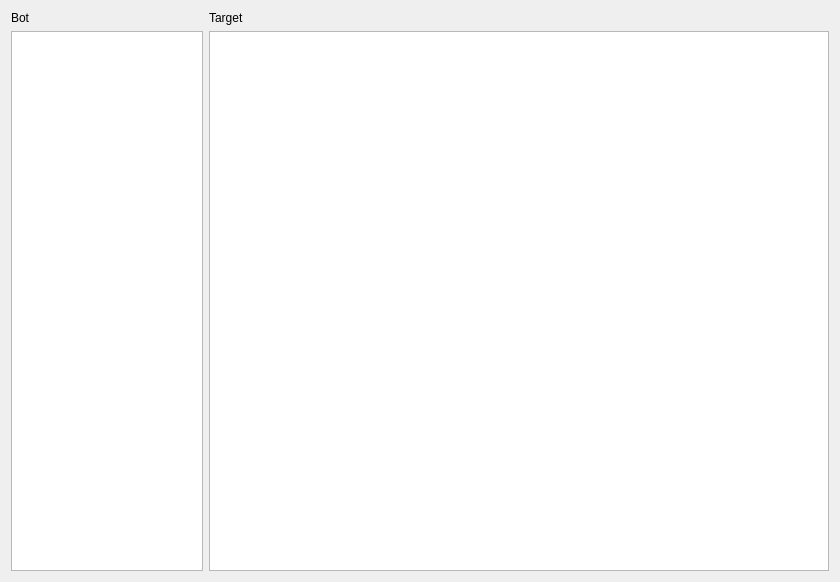
alphaonex86/CatchChallenger, file tools/bot-actions/BotTargetList.ui: the form before one commit.
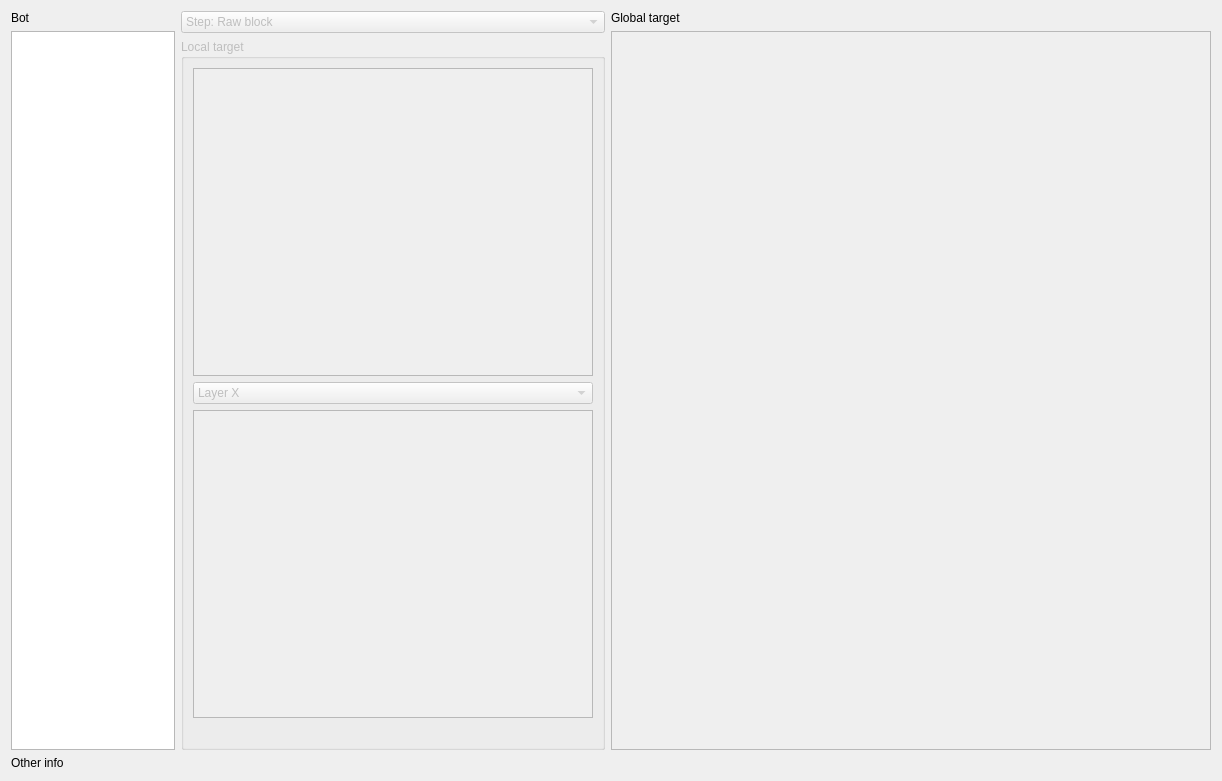
The form after the commit. Icons and pictures are not drawn.

Commit message: [Fix] Monster layer, parse the map for bot displaye (shared lib,tools)

```diff
--- a/tools/bot-actions/BotTargetList.ui
+++ b/tools/bot-actions/BotTargetList.ui
@@ -6,13 +6,15 @@
    <rect>
     <x>0</x>
     <y>0</y>
-    <width>840</width>
-    <height>582</height>
+    <width>1222</width>
+    <height>781</height>
    </rect>
   </property>
   <property name="windowTitle">
    <string>Bot and target</string>
   </property>
+  <layout class="QVBoxLayout" name="verticalLayout_4">
+   <item>
   <layout class="QHBoxLayout" name="horizontalLayout">
    <item>
     <layout class="QVBoxLayout" name="verticalLayout">
@@ -31,6 +33,12 @@
      </item>
      <item>
       <widget class="QListWidget" name="bots">
+         <property name="minimumSize">
+          <size>
+           <width>160</width>
+           <height>0</height>
+          </size>
+         </property>
        <property name="maximumSize">
         <size>
          <width>200</width>
@@ -47,23 +55,150 @@
       <enum>QLayout::SetMaximumSize</enum>
      </property>
      <item>
-      <widget class="QLabel" name="label_target">
+        <widget class="QComboBox" name="comboBoxStep">
+         <property name="enabled">
+          <bool>false</bool>
+         </property>
+         <item>
        <property name="text">
-        <string>Target</string>
-       </property>
+           <string>Step: Raw block</string>
+          </property>
+         </item>
+         <item>
+          <property name="text">
+           <string>Step: Grouped block</string>
+          </property>
+         </item>
+         <item>
+          <property name="text">
+           <string>Step: Simplified block</string>
+          </property>
+         </item>
       </widget>
      </item>
      <item>
-      <widget class="QListWidget" name="targets">
+        <widget class="QGroupBox" name="label_local_target">
+         <property name="enabled">
+          <bool>false</bool>
+         </property>
+         <property name="title">
+          <string>Local target</string>
+         </property>
+         <layout class="QVBoxLayout" name="verticalLayout_5">
+          <item>
+           <widget class="QTableWidget" name="mapPreview">
+            <property name="font">
+             <font>
+              <pointsize>6</pointsize>
+             </font>
+            </property>
+            <property name="styleSheet">
+             <string notr="true">background-image: url(:/images/empty.png);</string>
+            </property>
+            <property name="editTriggers">
+             <set>QAbstractItemView::NoEditTriggers</set>
+            </property>
+            <property name="selectionMode">
+             <enum>QAbstractItemView::NoSelection</enum>
+            </property>
+            <property name="showGrid">
+             <bool>false</bool>
+            </property>
+            <attribute name="horizontalHeaderVisible">
+             <bool>false</bool>
+            </attribute>
+            <attribute name="horizontalHeaderDefaultSectionSize">
+             <number>16</number>
+            </attribute>
+            <attribute name="horizontalHeaderMinimumSectionSize">
+             <number>16</number>
+            </attribute>
+            <attribute name="verticalHeaderVisible">
+             <bool>false</bool>
+            </attribute>
+            <attribute name="verticalHeaderDefaultSectionSize">
+             <number>16</number>
+            </attribute>
+            <attribute name="verticalHeaderMinimumSectionSize">
+             <number>16</number>
+            </attribute>
+           </widget>
+          </item>
+          <item>
+           <widget class="QComboBox" name="comboBox_Layer">
+            <item>
+             <property name="text">
+              <string>Layer X</string>
+             </property>
+            </item>
+           </widget>
+          </item>
+          <item>
+           <widget class="QListWidget" name="localTargets">
        <property name="minimumSize">
         <size>
-         <width>620</width>
+              <width>400</width>
          <height>0</height>
         </size>
        </property>
-      </widget>
-     </item>
-    </layout>
+            <property name="iconSize">
+             <size>
+              <width>32</width>
+              <height>32</height>
+             </size>
+            </property>
+           </widget>
+          </item>
+          <item>
+           <widget class="QLabel" name="label_zone">
+            <property name="text">
+             <string/>
+            </property>
+           </widget>
+          </item>
+         </layout>
+        </widget>
+       </item>
+      </layout>
+     </item>
+     <item>
+      <layout class="QVBoxLayout" name="verticalLayout_3">
+       <item>
+        <widget class="QLabel" name="label_global_target">
+         <property name="text">
+          <string>Global target</string>
+         </property>
+        </widget>
+       </item>
+       <item>
+        <widget class="QListWidget" name="globalTargets">
+         <property name="enabled">
+          <bool>false</bool>
+         </property>
+         <property name="minimumSize">
+          <size>
+           <width>600</width>
+           <height>0</height>
+          </size>
+         </property>
+         <property name="iconSize">
+          <size>
+           <width>32</width>
+           <height>32</height>
+          </size>
+         </property>
+        </widget>
+       </item>
+      </layout>
+     </item>
+    </layout>
+   </item>
+   <item>
+    <widget class="QLabel" name="label_3">
+     <property name="text">
+      <string>Other info</string>
+     </property>
+    </widget>
    </item>
   </layout>
  </widget>
```
Lines whose indentation alone changed are shown as unchanged. The commit also changes 15 other files.
